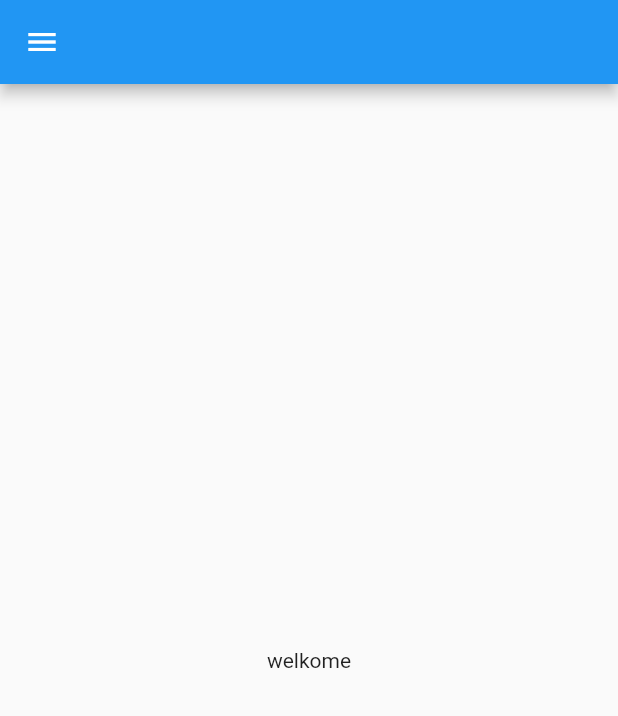
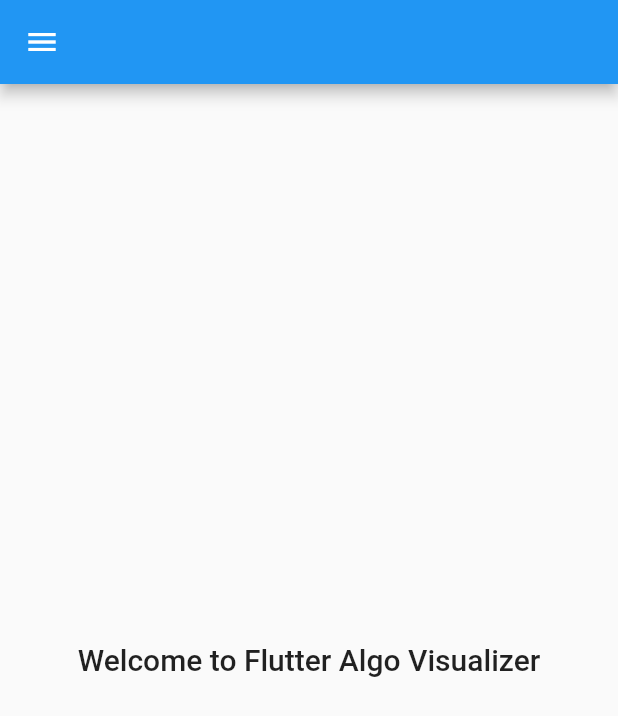
Before and after one commit to dafinoer/flutter_algo_visualizer, a Flutter app: the screen it shows after launch, on a phone screen of 412 x 824 dp. Shown: the top 716 px of the screen. Run offline on Flutter 3.47's test engine with Material 2 defaults, Android fonts, the light colour scheme and no system bars; our stand-ins replace auto_route, flutter_mobx, kiwi, mobx, rxdart, sizer; missing offline and left inert: charts_painter; generated files the repository leaves out were written again.

Commit message:
revamp ui

```diff
--- a/lib/pages/welcome/welcome_page.dart
+++ b/lib/pages/welcome/welcome_page.dart
@@ -5,10 +5,16 @@ class WelcomePage extends StatelessWidget {
 
   @override
   Widget build(BuildContext context) {
+    final theme = Theme.of(context);
     return Column(
       mainAxisAlignment: MainAxisAlignment.center,
       crossAxisAlignment: CrossAxisAlignment.center,
-      children: const [Text('welkome')],
+      children: [
+        Text(
+          'Welcome to Flutter Algo Visualizer',
+          style: theme.textTheme.headline6,
+        )
+      ],
     );
   }
 }
```
